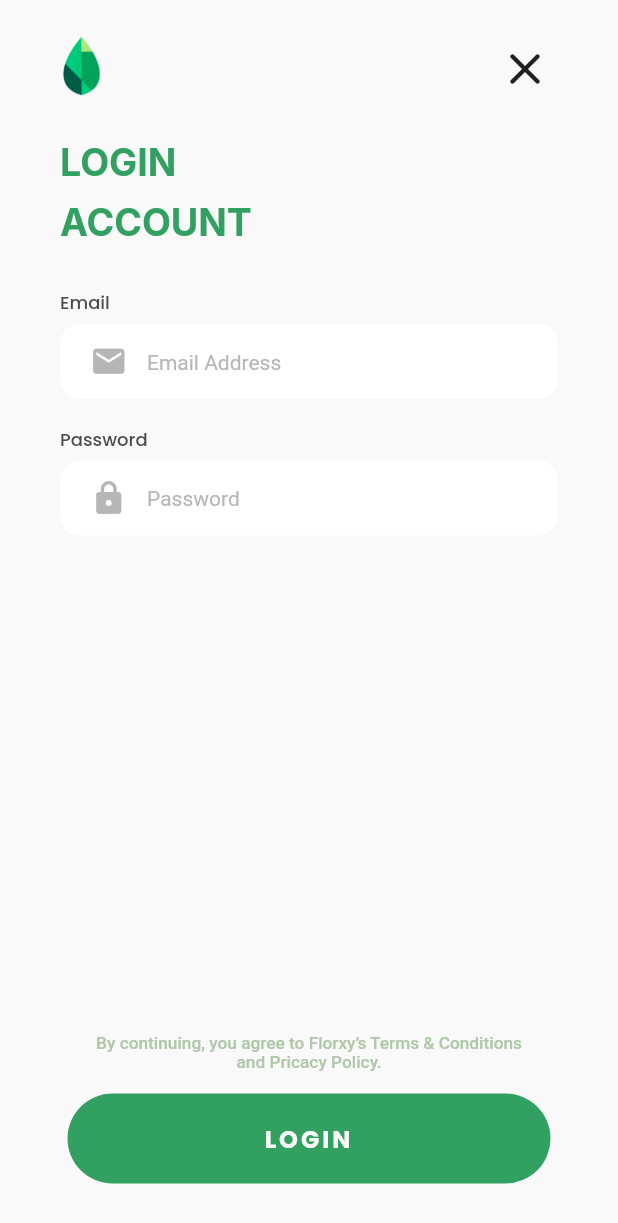
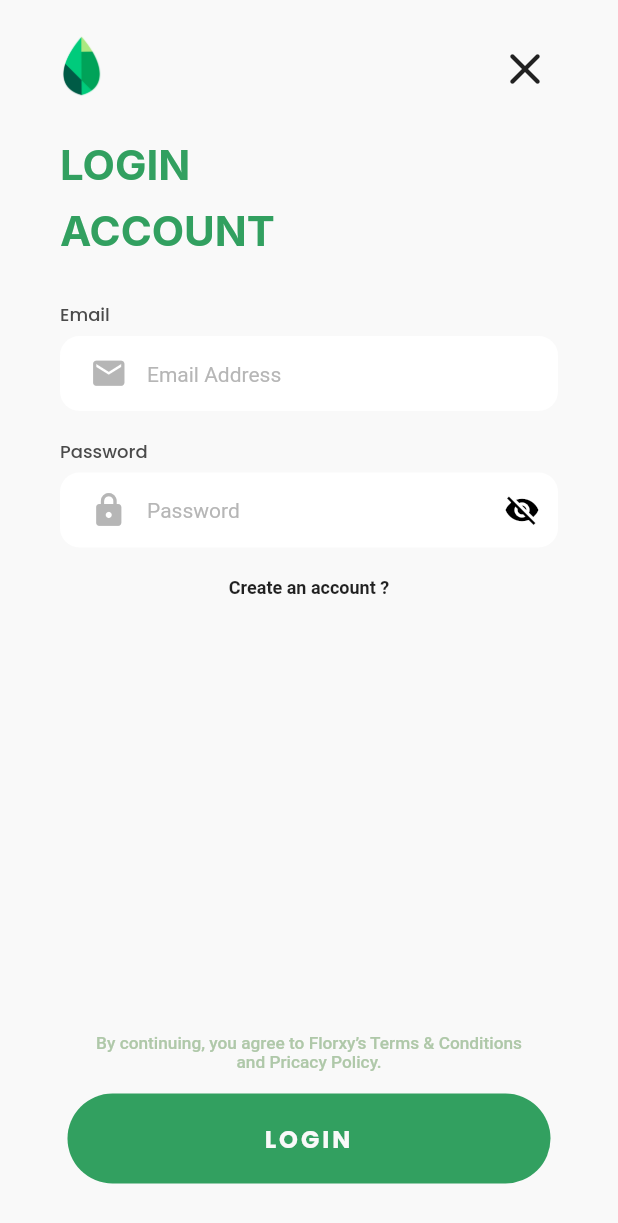
Before and after one commit to FlorxyTeam/Florxy, a Flutter app: the LoginPage screen opened directly, on a phone screen of 412 x 824 dp. Shown: the top 1223 px of the screen. Run offline on Flutter 3.47's test engine with Material 2 defaults, Android fonts, the phone set to English and light mode, and no system bars; our stand-ins replace boxicons, custom_navigation_bar, flutter_secure_storage, flutter_typeahead, google_fonts, image_picker and 1 more; missing offline and left inert: slide_popup_dialog_null_safety; accounts and stored records are empty.

Commit message:
Edit LoginPage with beatiful ui O will love it
yea

```diff
--- a/lib/pages/LoginPage.dart
+++ b/lib/pages/LoginPage.dart
@@ -1,10 +1,16 @@
+import 'dart:convert';
+
+import 'package:Florxy/NetworkHandler.dart';
+import 'package:Florxy/pages/createaccount_withemail.dart';
 import 'package:Florxy/pages/navbar.dart';
+import 'package:Florxy/pages/welcomepage.dart';
 import 'package:Florxy/widgets/button.dart';
 import 'package:Florxy/widgets/font.dart';
 import 'package:Florxy/widgets/fontWeight.dart';
 import 'package:Florxy/pages/lastthingspage.dart';
 import 'package:flutter/cupertino.dart';
 import 'package:flutter/material.dart';
+import 'package:flutter_secure_storage/flutter_secure_storage.dart';
 
 class LoginPage extends StatefulWidget {
   const LoginPage({Key? key}) : super(key: key);
@@ -14,6 +20,16 @@ class LoginPage extends StatefulWidget {
 }
 
 class _LoginPageState extends State<LoginPage> {
+  bool vis = true;
+  final _globalkey = GlobalKey<FormState>();
+  NetworkHandler networkHandler = NetworkHandler();
+  TextEditingController _emailController = TextEditingController();
+  TextEditingController _passwordController = TextEditingController();
+  String? errorText;
+  bool validate = false;
+  bool circular = false;
+  final storage = new FlutterSecureStorage();
+
   List<FocusNode> _focusNodes = [
     FocusNode(),
     FocusNode(),
@@ -32,47 +48,70 @@ class _LoginPageState extends State<LoginPage> {
 
   @override
   Widget build(BuildContext context) {
+    final isKeyboard = MediaQuery.of(context).viewInsets.bottom!= 0;
     return Scaffold(
       backgroundColor: Color(0xffF9F9F9),
-      body: Stack(
+      body: Form(
+        key: _globalkey,
+        child: Stack(
           children: [
             SafeArea(
                 child: Container(
                   padding: const EdgeInsets.only(left: 40, right: 40, top: 20),
                   child: Column(
                     children: [
-                    Row(
+                      if(!isKeyboard)Row(
                         mainAxisAlignment: MainAxisAlignment.spaceBetween,
                         children: [
                           Image(
                             image: AssetImage('assets/img/icon2.png'),
                             height: 43,
                           ),
-                        IconButton(onPressed: () { Navigator.pop(context); }, icon: Icon(Icons.close_rounded,size: 36,),
-
-
-
+                          IconButton(onPressed: () { Navigator.of(context).push(MaterialPageRoute(builder: (context) => WelcomePage())); }, icon: Icon(Icons.close_rounded,size: 36,),
                           ),
                         ],
                       ),
-                    SizedBox(height: 25),
-                    Align(
+                      if(!isKeyboard)SizedBox(height: 25),
+                      if(!isKeyboard)Align(
                         alignment: Alignment.topLeft,
                         child: Inter(
                           text: 'LOGIN',
-                        size: 25,
+                          size: 28,
                           color: c.greenMain,
                           fontWeight: f.bold,
                         ),
                       ),
-                    SizedBox(height: 10),
+                      if(!isKeyboard)SizedBox(height: 10),
+                      if(!isKeyboard)Align(
+                        alignment: Alignment.topLeft,
+                        child: Inter(
+                          text: 'ACCOUNT',
+                          size: 28,
+                          color: c.greenMain,
+                          fontWeight: f.bold,
+                        ),
+                      ),
+                      if(isKeyboard)Padding(
+                        padding: EdgeInsets.only(top: 60),
+                        child: Row(
+                          children: [
+                            Padding(
+                              padding: EdgeInsets.only(right: 10),
+                              child: Image(
+                                image: AssetImage('assets/img/icon2.png'),
+                                height: 40,
+                              ),
+                            ),
                             Align(
                               alignment: Alignment.topLeft,
                               child: Inter(
-                        text: 'ACCOUNT',
-                        size: 25,
+                                text: 'LOGIN ACCOUNT',
+                                size: 26,
                                 color: c.greenMain,
                                 fontWeight: f.bold,
+                              ),
+                            )
+                          ],
                         ),
                       ),
                       SizedBox(height: 30),
@@ -93,9 +132,11 @@ class _LoginPageState extends State<LoginPage> {
                               color: Colors.white,
                               borderRadius: BorderRadius.all(Radius.circular(13.0)),
                             ),
-                          child: TextField(
+                            child: TextFormField(
                                 focusNode: _focusNodes[0],
+                                controller: _emailController,
                                 decoration: InputDecoration(
+                                  errorText: validate ? null : errorText,
                                   hintText: 'Email Address',
                                   hintStyle: TextStyle(fontSize: 14, color: c.graySub2, fontWeight: f.regular),
                                   prefixIcon: Padding(
@@ -134,9 +175,21 @@ class _LoginPageState extends State<LoginPage> {
                               color: Colors.white,
                               borderRadius: BorderRadius.all(Radius.circular(13.0)),
                             ),
-                          child: TextField(
+                            child: TextFormField(
                                 focusNode: _focusNodes[1],
+                                controller: _passwordController,
+                                obscureText: vis,
                                 decoration: InputDecoration(
+                                  errorText: validate ? null: errorText,
+                                  suffixIcon: IconButton(
+                                    icon: Icon(vis ? Icons.visibility_off : Icons.visibility),
+                                    onPressed: () {
+                                      setState(() {
+                                        vis = !vis;
+                                      });
+                                    },
+                                    color: Colors.black,
+                                  ),
                                   hintText: 'Password',
                                   hintStyle: TextStyle(fontSize: 14, color: c.graySub2, fontWeight: f.regular),
                                   prefixIcon: Padding(
@@ -155,6 +208,17 @@ class _LoginPageState extends State<LoginPage> {
                                   ),
                                 )),
                           ),
+                          SizedBox(height: 20,),
+                          InkWell(
+                            onTap: (){
+                              Navigator.of(context).push(MaterialPageRoute(builder: (context) => CreateWithEmail()));
+                            },
+                              child: Text('Create an account ?',style:
+                                TextStyle(
+                                  fontWeight: f.bold,
+                                  fontSize: 12
+                                ),)
+                          ),
                         ],
                       ),
                     ],
@@ -165,7 +229,7 @@ class _LoginPageState extends State<LoginPage> {
                 bottom: 35,
                 child: Column(
                   children: [
-                  Center(
+                    if(!isKeyboard) Center(
                         child: Roboto_Center(text: 'By continuing, you agree to Florxy’s Terms & Conditions\nand Pricacy Policy.', size: 11.5, color: Color(0xFFAFC8A9), fontWeight: f.medium)
                     ),
                     SizedBox(height: 15),
@@ -174,8 +238,36 @@ class _LoginPageState extends State<LoginPage> {
                       child: Padding(
                         padding: EdgeInsets.only(left: 45,right: 45),
                         child: GestureDetector(
-                        onTap: () {
-                          Navigator.of(context).push(MaterialPageRoute(builder: (context) => Navbar()));
+                          onTap: () async {
+                            setState(() {
+                              circular=true;
+                            });
+                            Map<String, String> data = {
+                              "email": _emailController.text,
+                              "password": _passwordController.text,
+                            };
+                            var response = await networkHandler.post("/user/login", data);
+
+                            if(response.statusCode==200|| response.statusCode==201){
+                              Map<String, dynamic> output = json.decode(response.body);
+                              print(output["msg"]);
+                              await storage.write(key: "token", value: output["token"]);
+                              setState(() {
+                                validate=true;
+                                circular=false;
+                              });
+                              Navigator.pushAndRemoveUntil(context, MaterialPageRoute
+                                (builder: (context)=>Navbar()), (route) => false);
+                            }else{
+                              String output = json.decode(response.body);
+                              setState(() {
+                                validate=false;
+                                errorText= output;
+                                circular=false;
+                              });
+                            }
+
+
                           },
                           child: GreenButton(
                             text: 'LOGIN',
@@ -190,6 +282,7 @@ class _LoginPageState extends State<LoginPage> {
             )
           ],
         ),
+      ),
     );
   }
 }
--- a/lib/pages/createaccount_withemail.dart
+++ b/lib/pages/createaccount_withemail.dart
@@ -1,7 +1,7 @@
 import 'dart:convert';
 
 import 'package:Florxy/NetworkHandler.dart';
-import 'package:Florxy/pages/LoginFrank.dart';
+import 'package:Florxy/pages/LoginPage.dart';
 import 'package:Florxy/pages/welcomepage.dart';
 import 'package:Florxy/widgets/button.dart';
 import 'package:Florxy/widgets/font.dart';
@@ -271,7 +271,7 @@ class _CreateWithEmailState extends State<CreateWithEmail> {
                         onTap: () {
                           Navigator.of(context).pushAndRemoveUntil(
                               MaterialPageRoute(
-                                  builder: (context) => LoginFrank()),
+                                  builder: (context) => LoginPage()),
                               (route) => false);
                         },
                         child: Container(child: Text('Click here to E duean')),
--- a/lib/pages/welcomepage.dart
+++ b/lib/pages/welcomepage.dart
@@ -1,4 +1,3 @@
-import 'package:Florxy/pages/LoginFrank.dart';
 import 'package:Florxy/pages/createaccount1.dart';
 import 'package:Florxy/pages/registerpage.dart';
 import 'package:flutter/cupertino.dart';
@@ -6,6 +5,7 @@ import 'package:Florxy/widgets/fontWeight.dart';
 import 'package:Florxy/widgets/font.dart';
 import 'package:Florxy/widgets/button.dart';
 import 'package:flutter/material.dart';
+import 'package:Florxy/widgets/ModalLogin.dart';
 
 import 'navbar.dart';
 
@@ -79,7 +79,7 @@ class _WelcomePageState extends State<WelcomePage> {
                       SizedBox(height: 25),
                       GestureDetector(
                         onTap: (){
-                          Navigator.of(context).pushAndRemoveUntil(MaterialPageRoute(builder: (context) => LoginFrank()), (route) => false);
+                          ModalLogin.Dialog_Settings(context);
                         },
                         child: GreenButton(
                           text: 'LOGIN',
```
Also changed, not shown: lib/pages/LoginFrank.dart (deleted, +0 -199 lines), lib/widgets/ModalLogin.dart (added, +191 -0 lines). Lines whose indentation alone changed are shown as unchanged.
